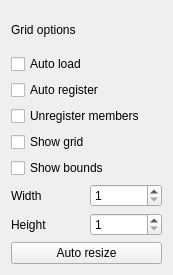
This is ui/GridOptions.ui in Fefedu973/OpenRGBVisualMapPlugin as Qt 5 draws it before an edit. The edited form follows.
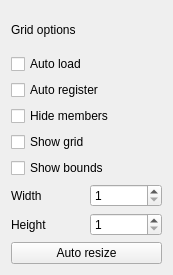
This is the edited form.

Commit message: Updates for Plugin API 5     * Hide hidden controllers     * Handle update reason codes in RGBController callbacks     * Use accessor functions instead of directly accessing member variables in RGBController     * Make matrix map pointer access const

```diff
--- a/ui/GridOptions.ui
+++ b/ui/GridOptions.ui
@@ -57,7 +57,7 @@
    <item row="3" column="0" colspan="2">
     <widget class="QCheckBox" name="unregister_members_checkBox">
      <property name="text">
-      <string>Unregister members</string>
+      <string>Hide members</string>
      </property>
     </widget>
    </item>
```
Left out of the diff: 2 changed lines with no effect on the pictures. The commit also changes 19 other files.
